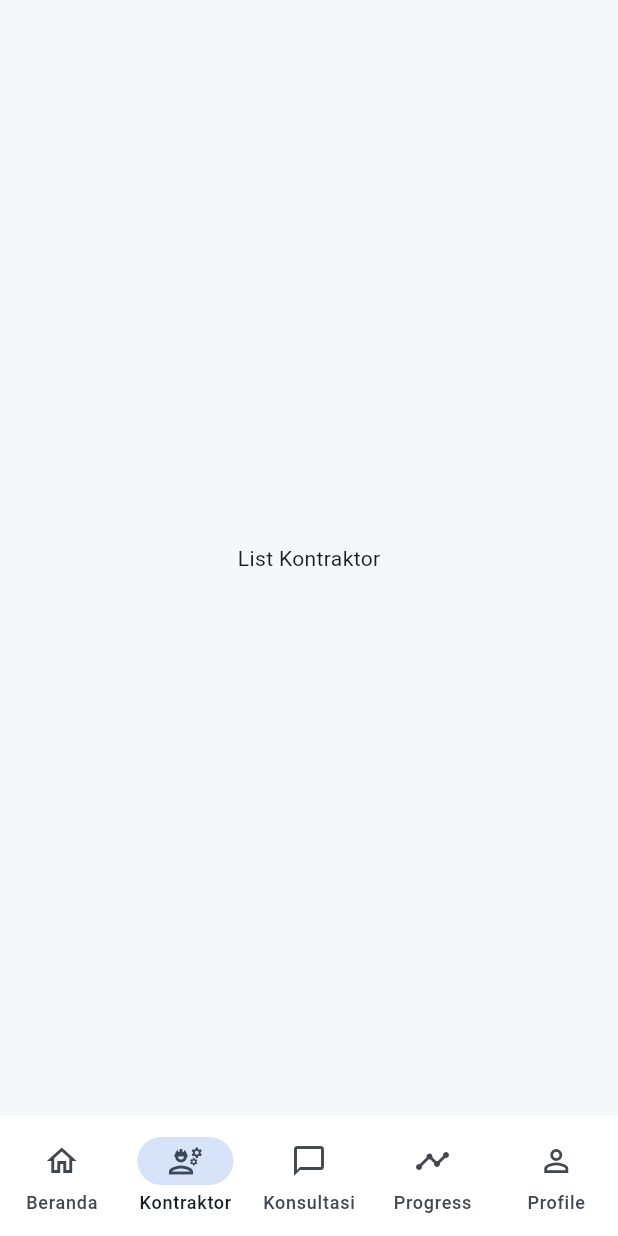
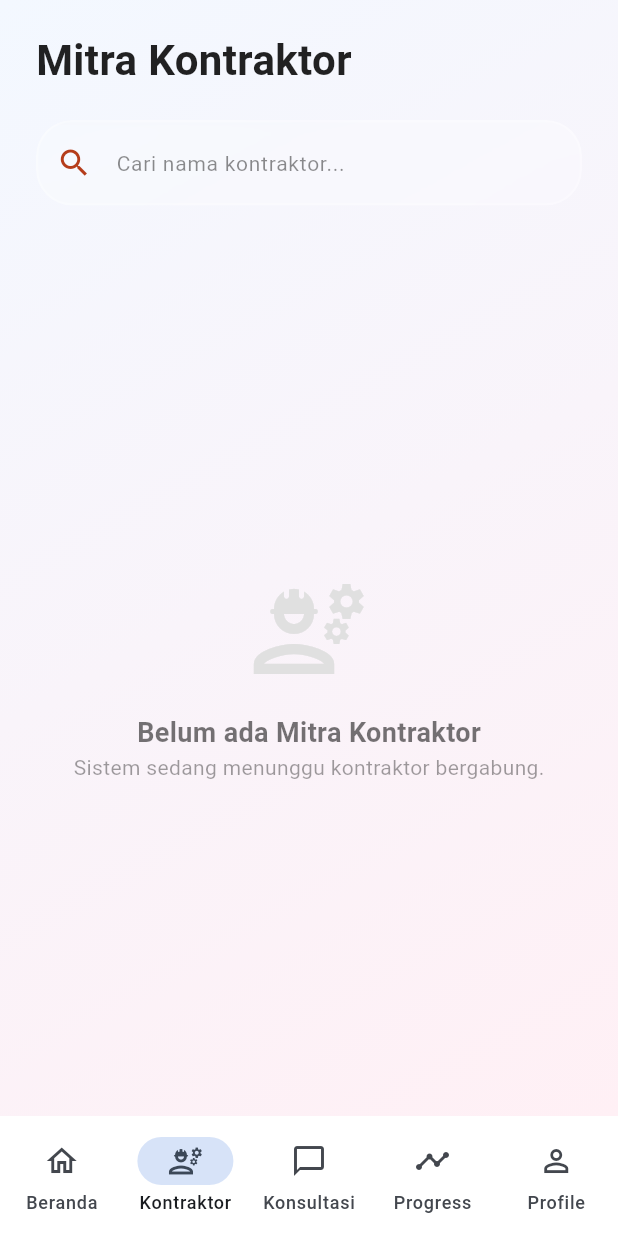
Before and after one commit to bobyrozakk/buildmatch, a Flutter app: the MainNavScreen screen opened directly, item 2 of the bottom bar chosen, on a phone screen of 412 x 824 dp. Run offline on Flutter 3.47's test engine with Material 3 defaults, Android fonts, the phone set to English and light mode, and no system bars; our stand-ins replace firebase_auth, supabase_flutter; accounts and stored records are empty; network calls fail.

Commit message:
Create - List Kontraktor

```diff
--- a/lib/ui/screens/main_nav.dart
+++ b/lib/ui/screens/main_nav.dart
@@ -1,6 +1,7 @@
 import 'package:flutter/material.dart';
 import '../tabs/beranda_tab.dart';
 import '../tabs/progress_tab.dart'; // Import tab progress
+import '../tabs/contractor_tab.dart';
 
 class MainNavScreen extends StatefulWidget {
   const MainNavScreen({super.key});
@@ -14,7 +15,7 @@ class _MainNavScreenState extends State<MainNavScreen> {
 
   final List<Widget> _tabs = [
     const BerandaTab(),
-    const Center(child: Text('List Kontraktor')),
+    const ContractorTab(),
     const Center(child: Text('Konsultasi')),
     const ProgressTab(), // Masukkan widget ProgressTab di sini
     const Center(child: Text('Profile')),
@@ -30,11 +31,23 @@ class _MainNavScreenState extends State<MainNavScreen> {
         selectedIndex: _currentIndex,
         onDestinationSelected: (index) => setState(() => _currentIndex = index),
         destinations: const [
-          NavigationDestination(icon: Icon(Icons.home_outlined), label: 'Beranda'),
-          NavigationDestination(icon: Icon(Icons.engineering_outlined), label: 'Kontraktor'),
-          NavigationDestination(icon: Icon(Icons.chat_bubble_outline), label: 'Konsultasi'),
+          NavigationDestination(
+            icon: Icon(Icons.home_outlined),
+            label: 'Beranda',
+          ),
+          NavigationDestination(
+            icon: Icon(Icons.engineering_outlined),
+            label: 'Kontraktor',
+          ),
+          NavigationDestination(
+            icon: Icon(Icons.chat_bubble_outline),
+            label: 'Konsultasi',
+          ),
           NavigationDestination(icon: Icon(Icons.timeline), label: 'Progress'),
-          NavigationDestination(icon: Icon(Icons.person_outline), label: 'Profile'),
+          NavigationDestination(
+            icon: Icon(Icons.person_outline),
+            label: 'Profile',
+          ),
         ],
       ),
     );
--- a/lib/ui/tabs/contractor_tab.dart
+++ b/lib/ui/tabs/contractor_tab.dart
@@ -0,0 +1,157 @@
+import 'package:flutter/material.dart';
+import 'package:provider/provider.dart';
+import '../../core/utils/glass_card.dart';
+import '../../data/providers/project_provider.dart';
+
+class ContractorTab extends StatelessWidget {
+  const ContractorTab({super.key});
+
+  @override
+  Widget build(BuildContext context) {
+    final provider = Provider.of<ProjectProvider>(context, listen: false);
+
+    return Scaffold(
+      body: Container(
+        decoration: const BoxDecoration(
+          gradient: LinearGradient(
+            colors: [Color(0xFFF3F8FF), Color(0xFFFFF0F5)], // Pastel gradient
+            begin: Alignment.topLeft,
+            end: Alignment.bottomRight,
+          ),
+        ),
+        child: SafeArea(
+          child: Column(
+            crossAxisAlignment: CrossAxisAlignment.start,
+            children: [
+              const Padding(
+                padding: EdgeInsets.fromLTRB(24, 20, 24, 10),
+                child: Text(
+                  "Mitra Kontraktor",
+                  style: TextStyle(fontSize: 28, fontWeight: FontWeight.bold, color: Colors.black87),
+                ),
+              ),
+
+              // SEARCH BAR (UI ONLY UNTUK MVP)
+              Padding(
+                padding: const EdgeInsets.symmetric(horizontal: 24, vertical: 10),
+                child: IOSGlassCard(
+                  blur: 15,
+                  child: TextField(
+                    decoration: InputDecoration(
+                      hintText: "Cari nama kontraktor...",
+                      hintStyle: const TextStyle(color: Colors.black45, fontSize: 14),
+                      prefixIcon: const Icon(Icons.search, color: Color(0xFFB53D1B)),
+                      border: InputBorder.none,
+                      contentPadding: const EdgeInsets.symmetric(vertical: 15),
+                    ),
+                  ),
+                ),
+              ),
+
+              const SizedBox(height: 10),
+
+              // LIST VENDOR DARI SUPABASE
+              Expanded(
+                child: FutureBuilder<List<Map<String, dynamic>>>(
+                  future: provider.fetchVendors(),
+                  builder: (context, snapshot) {
+                    if (snapshot.connectionState == ConnectionState.waiting) {
+                      return const Center(child: CircularProgressIndicator(color: Color(0xFFB53D1B)));
+                    }
+
+                    if (!snapshot.hasData || snapshot.data!.isEmpty) {
+                      return _buildEmptyState();
+                    }
+
+                    final vendors = snapshot.data!;
+
+                    return ListView.separated(
+                      physics: const BouncingScrollPhysics(),
+                      padding: const EdgeInsets.all(24),
+                      itemCount: vendors.length,
+                      separatorBuilder: (_, __) => const SizedBox(height: 16),
+                      itemBuilder: (context, index) {
+                        final vendor = vendors[index];
+                        return _buildVendorCard(vendor);
+                      },
+                    );
+                  },
+                ),
+              ),
+            ],
+          ),
+        ),
+      ),
+    );
+  }
+
+  Widget _buildVendorCard(Map<String, dynamic> vendor) {
+    return IOSGlassCard(
+      blur: 20,
+      child: Padding(
+        padding: const EdgeInsets.all(16.0),
+        child: Row(
+          children: [
+            // FOTO PROFIL (Dummy pakai UI ui-avatars karena DB belum ada image_url)
+            CircleAvatar(
+              radius: 35,
+              backgroundColor: Colors.grey.shade300,
+              backgroundImage: NetworkImage(
+                'https://ui-avatars.com/api/?name=${vendor['name']}&background=B53D1B&color=fff&size=128',
+              ),
+            ),
+            const SizedBox(width: 16),
+
+            // INFO VENDOR
+            Expanded(
+              child: Column(
+                crossAxisAlignment: CrossAxisAlignment.start,
+                children: [
+                  Row(
+                    children: [
+                      Flexible(
+                        child: Text(
+                          vendor['name'] ?? 'Kontraktor Tanpa Nama',
+                          style: const TextStyle(fontSize: 16, fontWeight: FontWeight.bold, color: Colors.black87),
+                          overflow: TextOverflow.ellipsis,
+                        ),
+                      ),
+                      const SizedBox(width: 4),
+                      const Icon(Icons.verified, color: Colors.blue, size: 16),
+                    ],
+                  ),
+                  const SizedBox(height: 4),
+                  const Text("Spesialis Konstruksi & Renovasi", style: TextStyle(fontSize: 12, color: Colors.black54)),
+                  const SizedBox(height: 8),
+                  Row(
+                    children: [
+                      const Icon(Icons.star_rounded, color: Colors.amber, size: 16),
+                      const Text(" 4.9", style: TextStyle(fontSize: 12, fontWeight: FontWeight.bold)),
+                      const SizedBox(width: 12),
+                      const Icon(Icons.phone, color: Colors.black38, size: 14),
+                      Text(" ${vendor['phone'] ?? 'Tidak ada No. HP'}", style: const TextStyle(fontSize: 12, color: Colors.black54)),
+                    ],
+                  ),
+                ],
+              ),
+            ),
+          ],
+        ),
+      ),
+    );
+  }
+
+  Widget _buildEmptyState() {
+    return Center(
+      child: Column(
+        mainAxisAlignment: MainAxisAlignment.center,
+        children: [
+          Icon(Icons.engineering_outlined, size: 80, color: Colors.grey.shade300),
+          const SizedBox(height: 16),
+          const Text("Belum ada Mitra Kontraktor", style: TextStyle(fontSize: 18, color: Colors.black54, fontWeight: FontWeight.bold)),
+          const Text("Sistem sedang menunggu kontraktor bergabung.", style: TextStyle(color: Colors.black38)),
+        ],
+      ),
+    );
+  }
+}
```
Also changed, not shown: lib/data/providers/project_provider.dart (+18 -5 lines).
